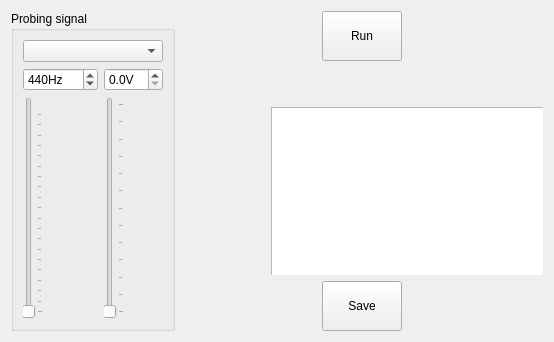
This is formanalyze.ui in polovik/asa as Qt 5 draws it before an edit. The edited form follows.
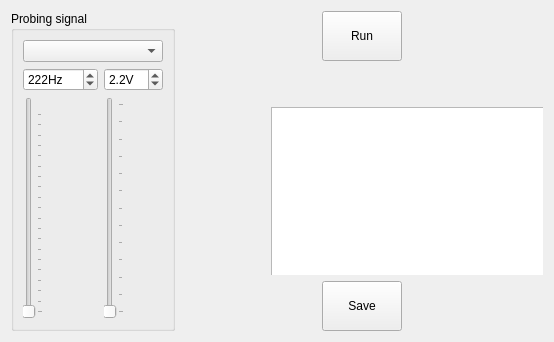
This is the edited form. Custom widgets are drawn as their Qt base class.

Commit message: Tie sliders and spinboxes on form Analyze.

```diff
--- a/formanalyze.ui
+++ b/formanalyze.ui
@@ -36,6 +36,12 @@
           <property name="maximum">
            <double>12.000000000000000</double>
           </property>
+          <property name="singleStep">
+           <double>0.100000000000000</double>
+          </property>
+          <property name="value">
+           <double>2.200000000000000</double>
+          </property>
          </widget>
         </item>
         <item row="0" column="0">
@@ -50,7 +56,7 @@
            <number>20000</number>
           </property>
           <property name="value">
-           <number>440</number>
+           <number>222</number>
           </property>
          </widget>
         </item>
```
Left out of the diff: 3 changed lines with no effect on the pictures. The commit also changes 3 other files.
